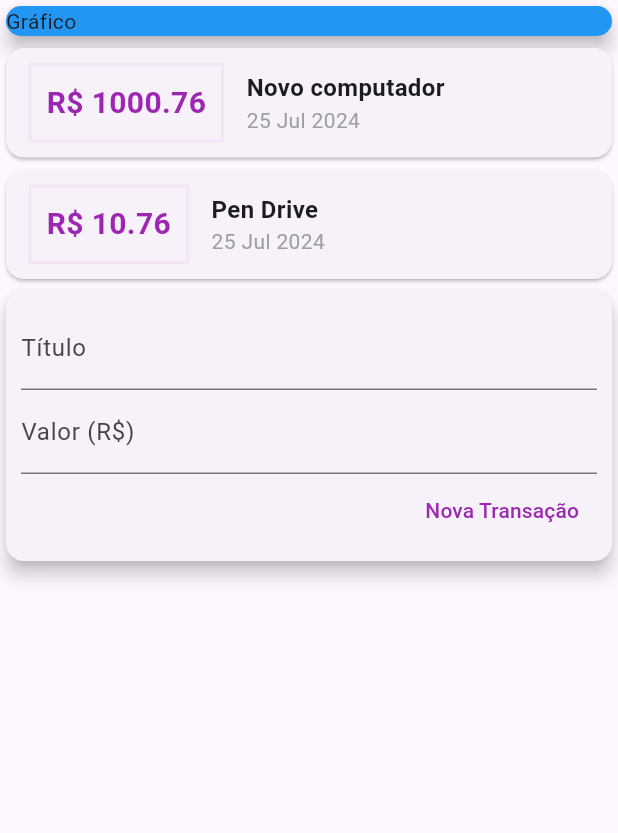
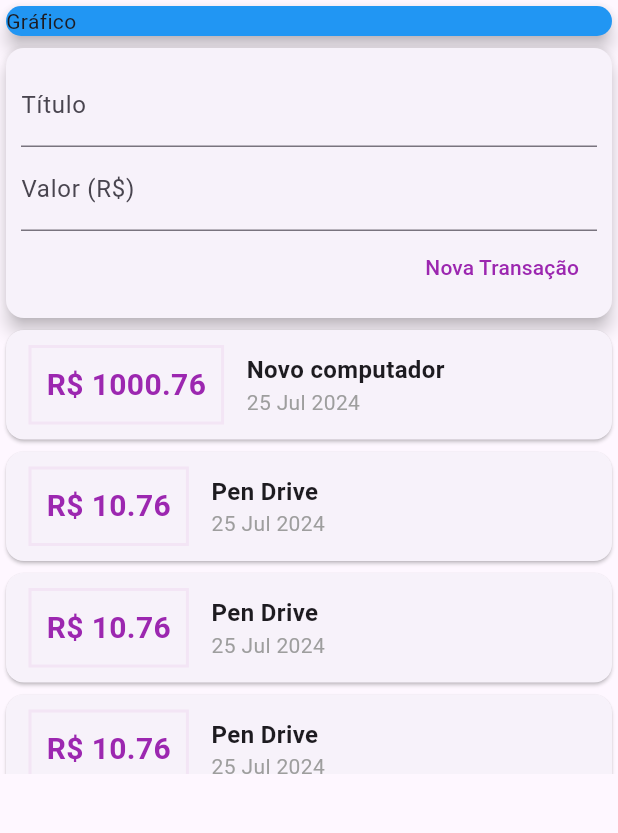
Before and after one commit to DevFullStack-Franklyn-R-Silva/AppDespesasPessoais, a Flutter app: the screen it shows after launch, on a phone screen of 412 x 824 dp, the part 84-917 px from its top. Run offline on Flutter 3.47's test engine with Material 3 defaults, Android fonts, the phone set to English and light mode, and no system bars.

```diff
--- a/lib/components/transaction_form.dart
+++ b/lib/components/transaction_form.dart
@@ -3,6 +3,10 @@ import 'package:flutter/material.dart';
 class TransactionForm extends StatelessWidget {
   final titleController = TextEditingController();
   final valueController = TextEditingController();
+
+  final void Function(String, double) onSubmit;
+
+  TransactionForm(this.onSubmit);
 
   @override
   Widget build(BuildContext context) {
@@ -33,8 +37,9 @@ class TransactionForm extends StatelessWidget {
                     foregroundColor: Colors.purple, // Define a cor do texto
                   ),
                   onPressed: () {
-                    print(titleController.text);
-                    print(valueController.text);
+                    final title = titleController.text;
+                    final value = double.tryParse(valueController.text) ?? 0.0;
+                    onSubmit(title, value);
                   },
                 ),
               ],
--- a/lib/components/transaction_list.dart
+++ b/lib/components/transaction_list.dart
@@ -9,7 +9,10 @@ class TransactionList extends StatelessWidget {
 
   @override
   Widget build(BuildContext context) {
-    return Column(
+    return Container(
+      height: 300,
+      child: SingleChildScrollView(
+        child: Column(
           children: transaction.map((tr) {
             return Card(
               child: Row(
@@ -55,6 +58,8 @@ class TransactionList extends StatelessWidget {
               ),
             );
           }).toList(),
+        ),
+      ),
     );
   }
 }
--- a/lib/components/transaction_user.dart
+++ b/lib/components/transaction_user.dart
@@ -1,3 +1,5 @@
+import "dart:math";
+
 import 'package:flutter/material.dart';
 import "../model/transaction.dart";
 import "transaction_form.dart";
@@ -23,14 +25,63 @@ class _TransactionUserState extends State<TransactionUser> {
       title: "Pen Drive",
       value: 10.76,
       date: DateTime.now(),
-    )
+    ),
+    Transaction(
+      id: "t3",
+      title: "Pen Drive",
+      value: 10.76,
+      date: DateTime.now(),
+    ),
+    Transaction(
+      id: "t4",
+      title: "Pen Drive",
+      value: 10.76,
+      date: DateTime.now(),
+    ),
+    Transaction(
+      id: "t5",
+      title: "Pen Drive",
+      value: 10.76,
+      date: DateTime.now(),
+    ),
+    Transaction(
+      id: "t6",
+      title: "Pen Drive",
+      value: 10.76,
+      date: DateTime.now(),
+    ),
+    Transaction(
+      id: "t7",
+      title: "Pen Drive",
+      value: 10.76,
+      date: DateTime.now(),
+    ),
+    Transaction(
+      id: "t8",
+      title: "Pen Drive",
+      value: 10.76,
+      date: DateTime.now(),
+    ),
   ];
+
+  _addTransaction(String title, double value) {
+    final newTransaction = new Transaction(
+      id: Random().nextDouble().toString(),
+      title: title,
+      value: value,
+      date: DateTime.now(),
+    );
+
+    setState(() {
+      _transactions.add(newTransaction);
+    });
+  }
 
   @override
   Widget build(BuildContext context) {
     return Column(children: [
+      TransactionForm(_addTransaction),
       TransactionList(_transactions),
-      TransactionForm(),
     ]);
   }
 }
--- a/lib/main.dart
+++ b/lib/main.dart
@@ -1,4 +1,3 @@
-import 'package:despesas_pessoais/model/transaction.dart';
 import 'package:flutter/material.dart';
 import 'package:despesas_pessoais/components/transaction_user.dart';
 
@@ -22,7 +21,8 @@ class MyHomePage extends StatelessWidget {
         foregroundColor: Colors.white,
         title: Text('Despesas Pessoais'),
       ),
-      body: Column(
+      body: SingleChildScrollView(
+        child: Column(
           crossAxisAlignment: CrossAxisAlignment.stretch,
           children: <Widget>[
             Container(
@@ -35,6 +35,7 @@ class MyHomePage extends StatelessWidget {
             TransactionUser(),
           ],
         ),
+      ),
     );
   }
 }
```
Lines whose indentation alone changed are shown as unchanged.
